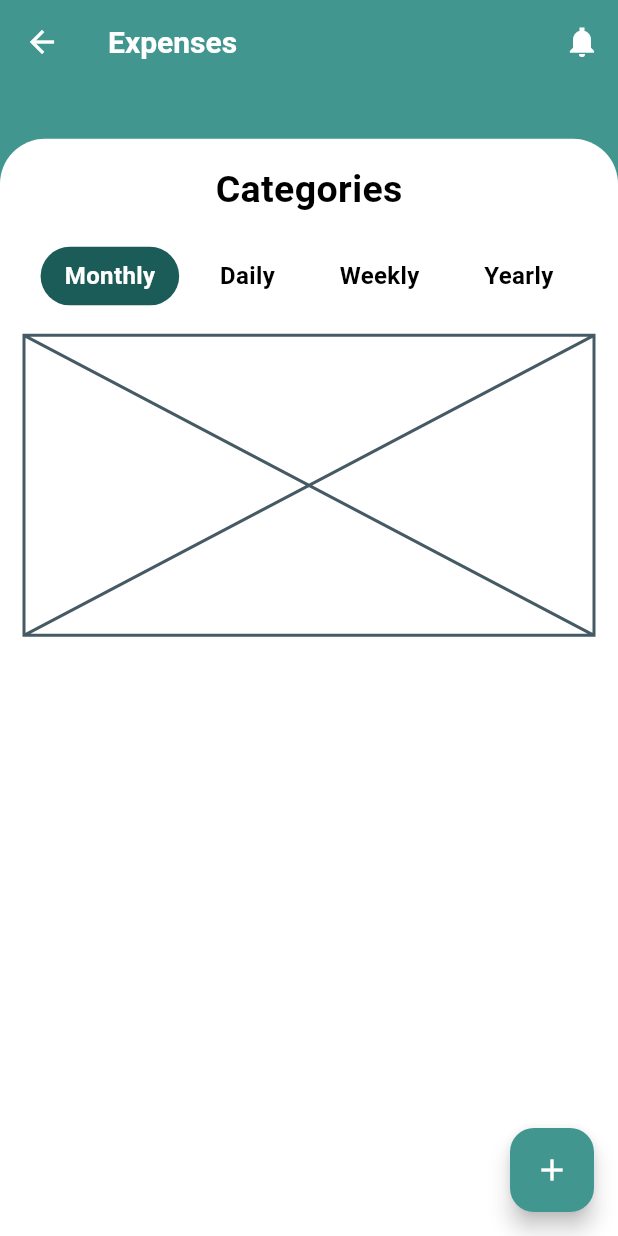
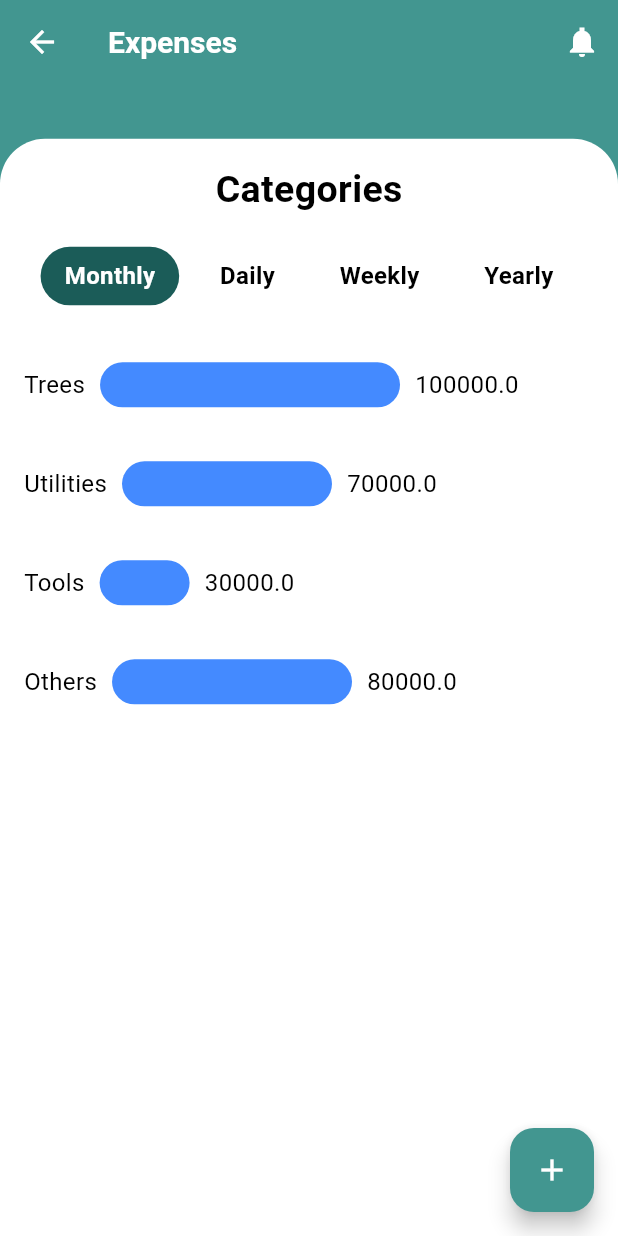
Before and after one commit to Hashane/EST, a Flutter app: the Dashboard screen opened directly, after a tap on "Expenses", on a phone screen of 412 x 824 dp. Run offline on Flutter 3.47's test engine with Material 3 defaults, Android fonts, the phone set to English and light mode, and no system bars; our stand-ins replace cloud_firestore, firebase_auth, firebase_core; accounts and stored records are empty.

Commit message:
Expenses charts ui

```diff
--- /dev/null
+++ b/lib/screens/expenses/expenses_bar_chart_screen.dart
@@ -0,0 +1,42 @@
+import 'package:flutter/material.dart';
+
+class HorizontalBarChart extends StatelessWidget {
+  final List<double> expenses;
+  final List<String> categories;
+
+  HorizontalBarChart({required this.expenses, required this.categories});
+
+  @override
+  Widget build(BuildContext context) {
+    return Container(
+      child: Column(
+        crossAxisAlignment: CrossAxisAlignment.start,
+        children: List.generate(
+          expenses.length,
+              (index) {
+            return Padding(
+              padding: const EdgeInsets.symmetric(vertical: 8.0),
+              child: Row(
+                children: [
+                  Text(categories[index]),
+                  SizedBox(width: 10),
+                  Container(
+                    height: 30, // Fixed height for the bars
+                    width: expenses[index] / 500, // Adjusted based on expense value
+                    decoration: BoxDecoration(
+                      color: Colors.blueAccent,
+                      borderRadius: BorderRadius.circular(20),
+                    ),
+                  ),
+                  SizedBox(width: 10),
+                  Text('${expenses[index]}'),
+                  SizedBox(height: 50),
+                ],
+              ),
+            );
+          },
+        ),
+      ),
+    );
+  }
+}
--- a/lib/screens/expenses/expenses_screen.dart
+++ b/lib/screens/expenses/expenses_screen.dart
@@ -2,6 +2,7 @@ import 'package:flutter/material.dart';
 import 'package:est/widgets/custom_app_bar.dart';
 import 'package:est/themes/theme.dart';
 import 'package:est/widgets/common_screen.dart';
+import 'package:est/screens/expenses/expenses_bar_chart_screen.dart';
 
 class ExpensesScreen extends StatefulWidget {
   @override
@@ -10,8 +11,14 @@ class ExpensesScreen extends StatefulWidget {
 
 class _ExpensesScreenState extends State<ExpensesScreen> {
   String _selectedPeriod = 'Monthly'; // Default selected period
+
+  final List<double> expenses = [100000, 70000, 30000, 80000];
+  final List<String> categories = ['Trees', 'Utilities', 'Tools', 'Others'];
+
   @override
   Widget build(BuildContext context) {
+    // Get screen dimensions
+    final Size screenSize = MediaQuery.of(context).size;
     return CommonScreen(
       title: 'Expenses',
       body: Column(
@@ -35,8 +42,8 @@ class _ExpensesScreenState extends State<ExpensesScreen> {
           SizedBox(height: 20),
           // Expenses by categories
           Container(
-            height: 200,
-            child: Placeholder(), // Placeholder for horizontal bars
+            height: screenSize.height * 0.5 + 60,
+            child:HorizontalBarChart(expenses: expenses, categories: categories),
           ),
           SizedBox(height: 20),
         ],
```
